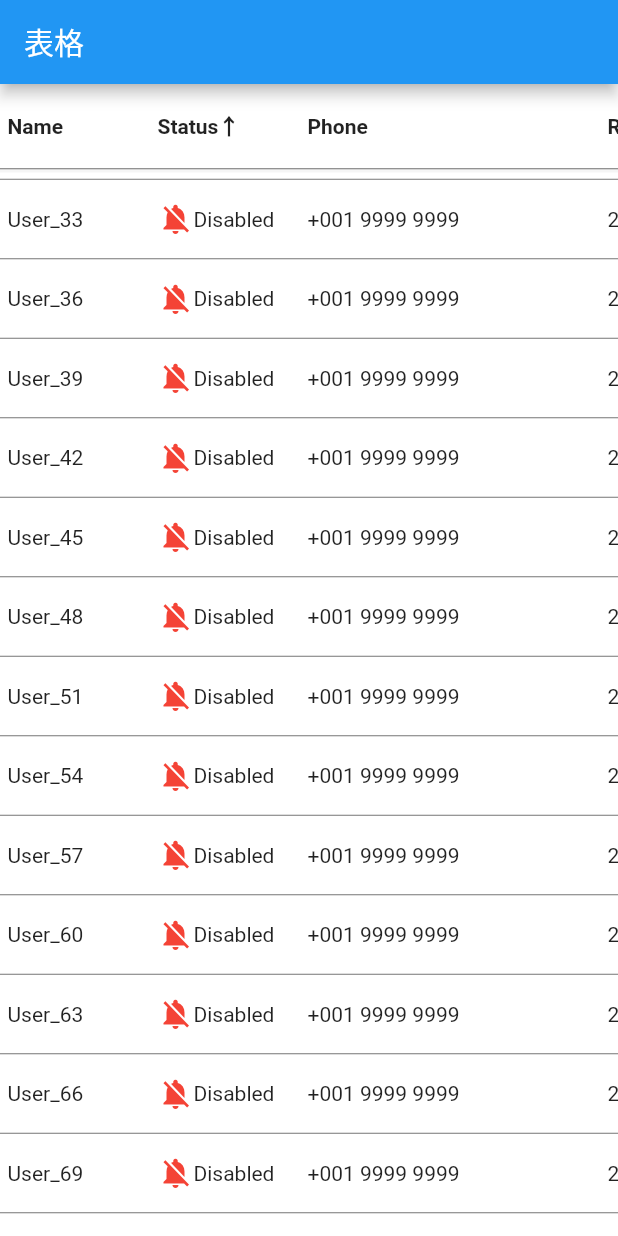
After one commit to flipperji/my_fl, a Flutter app: the screen it shows after launch, scrolled down 576 dp, after a tap on "Status", on a phone screen of 412 x 824 dp. The commit adds this screen. Run offline on Flutter 3.47's test engine with Material 2 defaults, Android fonts, the phone set to English and light mode, and no system bars; our stand-ins replace fl_chart, pull_to_refresh.

Commit message:
table test

```diff
--- a/lib/main.dart
+++ b/lib/main.dart
@@ -4,6 +4,7 @@ import 'data/data_page.dart';
 import 'nested/person_page.dart';
 import 'table/data_home_table.dart';
 import 'table/table_page.dart';
+import 'table/table_page1.dart';
 
 void main() => runApp(MyApp());
 
@@ -16,7 +17,7 @@ class MyApp extends StatelessWidget {
       theme: ThemeData(
         primarySwatch: Colors.blue,
       ),
-      home: TablePage(),
+      home: TablePage1(),
     );
   }
 }
--- /dev/null
+++ b/lib/table/data_home_table1.dart
@@ -0,0 +1,408 @@
+import 'package:flutter/material.dart';
+import 'package:provider/provider.dart';
+
+import 'scroll_shadow_model.dart';
+
+///
+/// For sorting issue, will based on the header fixed widget for flexible handling, suggest using [FlatButton] to control the data sorting
+///
+///
+class HorizontalDataTable1 extends StatefulWidget {
+  final double leftHandSideColumnWidth;
+  final double rightHandSideColumnWidth;
+
+  ///if headerWidgets==true,
+  ///HorizontalDataTable.headerWidgets[0] as the left hand side header
+  ///
+  /// if headerWidgets==false
+  /// header handling will handle by the itembuilder or the first child -> index == 0
+  ///
+  /// if no header needed, just ignore this, start data from index ==0
+  ///
+  final bool isFixedHeader;
+  final List<Widget> headerWidgets;
+
+  ///Direct create children
+  final List<Widget> leftSideChildren;
+  final List<Widget> rightSideChildren;
+
+  ///Suggest use builder for easier manage, like data update
+  final int itemCount;
+  final IndexedWidgetBuilder leftSideItemBuilder;
+  final IndexedWidgetBuilder rightSideItemBuilder;
+
+  ///Row Divider
+  ///This is apply to all remaining data row of the list view
+  final Widget rowSeparatorWidget;
+
+  ///Elevation for the shadow of header row and first column after scroll
+  ///If don't want to show the shadow, please set it to 0.0
+  final double elevation;
+  final Color elevationColor;
+
+  final Color leftHandSideColBackgroundColor;
+  final Color rightHandSideColBackgroundColor;
+
+  const HorizontalDataTable1({
+    @required this.leftHandSideColumnWidth,
+    @required this.rightHandSideColumnWidth,
+    this.isFixedHeader = false,
+    this.headerWidgets,
+    this.leftSideItemBuilder,
+    this.rightSideItemBuilder,
+    this.itemCount = 0,
+    this.leftSideChildren,
+    this.rightSideChildren,
+    this.rowSeparatorWidget = const Divider(
+      color: Colors.transparent,
+      height: 0.0,
+      thickness: 0.0,
+    ),
+    this.elevation = 3.0,
+    this.elevationColor = Colors.black54,
+    this.leftHandSideColBackgroundColor = Colors.white,
+    this.rightHandSideColBackgroundColor = Colors.white,
+  })
+      : assert(
+  (leftSideChildren == null && leftSideItemBuilder != null) ||
+      (leftSideChildren == null),
+  'Either using itemBuilder or children to assign left side widgets'),
+        assert(
+        (rightSideChildren == null && rightSideItemBuilder != null) ||
+            (rightSideChildren == null),
+        'Either using itemBuilder or children to assign right side widgets'),
+        assert((isFixedHeader && headerWidgets != null) || !isFixedHeader,
+        'If use fixed top row header, isFixedHeader==true, headerWidgets must not be null'),
+        assert(itemCount >= 0, 'itemCount must >= 0'),
+        assert(elevation >= 0.0, 'elevation must >= 0.0'),
+        assert(elevationColor != null, 'elevationColor must not be null');
+
+  @override
+  State<StatefulWidget> createState() {
+    return _HorizontalDataTable1State();
+  }
+}
+
+class _HorizontalDataTable1State extends State<HorizontalDataTable1> {
+  ScrollController _leftHandSideListViewScrollController = ScrollController();
+  ScrollController _rightHandSideListViewScrollController = ScrollController();
+  ScrollController _rightHorizontalScrollController = ScrollController();
+  _SyncScrollControllerManager _syncScroller = _SyncScrollControllerManager();
+  ScrollShadowModel _scrollShadowModel = ScrollShadowModel();
+
+  @override
+  void initState() {
+    super.initState();
+    _syncScroller
+        .registerScrollController(_leftHandSideListViewScrollController);
+    _syncScroller
+        .registerScrollController(_rightHandSideListViewScrollController);
+    _leftHandSideListViewScrollController.addListener(() {
+      _scrollShadowModel.verticalOffset =
+          _leftHandSideListViewScrollController.offset;
+      setState(() {});
+    });
+    _rightHorizontalScrollController.addListener(() {
+      _scrollShadowModel.horizontalOffset =
+          _rightHorizontalScrollController.offset;
+      setState(() {});
+    });
+  }
+
+  @override
+  void dispose() {
+    _syncScroller
+        .unregisterScrollController(_leftHandSideListViewScrollController);
+    _syncScroller
+        .unregisterScrollController(_rightHandSideListViewScrollController);
+    _leftHandSideListViewScrollController.dispose();
+    _rightHandSideListViewScrollController.dispose();
+    _rightHorizontalScrollController.dispose();
+    super.dispose();
+  }
+
+  @override
+  Widget build(BuildContext context) {
+    return ChangeNotifierProvider<ScrollShadowModel>(
+        create: (context) => _scrollShadowModel,
+        child: SafeArea(child: LayoutBuilder(
+          builder: (context, boxConstraint) {
+            return _getParallelListView(
+                boxConstraint.maxWidth, boxConstraint.maxHeight);
+          },
+        )));
+  }
+
+  Widget _getParallelListView(double width, double height) {
+    return Stack(
+      children: <Widget>[
+        Positioned(
+          top: 0,
+          left: widget.leftHandSideColumnWidth,
+          height: height,
+          width: width - widget.leftHandSideColumnWidth,
+          child: SingleChildScrollView(
+            controller: _rightHorizontalScrollController,
+            child: Container(
+              color: widget.rightHandSideColBackgroundColor,
+              child: _getRightSideHeaderScrollColumn(),
+              width: widget.rightHandSideColumnWidth,
+            ),
+            scrollDirection: Axis.horizontal,
+          ),
+        ),
+        Positioned(
+          top: 0,
+          left: 0,
+          height: height,
+          width: widget.leftHandSideColumnWidth,
+          child: Selector<ScrollShadowModel, double>(
+            selector: (context, scrollShadowModel) {
+              return scrollShadowModel?.horizontalOffset ?? 0;
+            },
+            child: Container(
+              width: widget.leftHandSideColumnWidth,
+              child: _getLeftSideFixedHeaderScrollColumn(),
+            ),
+            builder: (context, horizontalOffset, child) {
+              return Stack(
+                children: <Widget>[
+                  Positioned.fill(
+                    child: Container(
+                      //force table background to be transaparent to adopt the color behide this table
+//                      color: widget.leftHandSideColBackgroundColor,
+//                      child: child,
+//                      elevation: _getElevation(horizontalOffset),
+                        decoration: BoxDecoration(
+                          color: widget.rightHandSideColBackgroundColor,
+                          boxShadow: [
+                            BoxShadow(
+                              color: widget.elevationColor.withAlpha((10 *
+                                  (_getElevation(horizontalOffset) /
+                                      widget.elevation))
+                                  .toInt()),
+                              blurRadius: 0.0,
+                              // has the effect of softening the shadow
+                              spreadRadius: 0.0,
+                              // has the effect of extending the shadow
+                              offset: Offset(
+                                _getElevation(horizontalOffset),
+                                // horizontal, move right 10
+                                0.0, // vertical, move down 10
+                              ),
+                            )
+                          ],
+                        )),
+                  ),
+                  child
+                ],
+              );
+            },
+          ),
+        ),
+      ],
+    );
+  }
+
+  Widget _getLeftSideFixedHeaderScrollColumn() {
+    if (widget.isFixedHeader) {
+      return Column(
+        children: <Widget>[
+          Selector<ScrollShadowModel, double>(
+            selector: (context, scrollShadowModel) {
+              return scrollShadowModel?.verticalOffset ?? 0;
+            },
+            child: widget.headerWidgets[0],
+            builder: (context, verticalOffset, child) {
+              return Stack(
+                children: <Widget>[
+                  Positioned.fill(
+                    child: Container(
+                      decoration: BoxDecoration(
+                        color: widget.leftHandSideColBackgroundColor,
+                        boxShadow: [
+                          BoxShadow(
+                            color: widget.elevationColor.withAlpha((10 *
+                                (_getElevation(verticalOffset) /
+                                    widget.elevation))
+                                .toInt()),
+                            blurRadius: 0.0,
+                            // has the effect of softening the shadow
+                            spreadRadius: 0.0,
+                            // has the effect of extending the shadow
+                            offset: Offset(
+                              0.0, // horizontal, move right 10
+                              _getElevation(
+                                  verticalOffset), // vertical, move down 10
+                            ),
+                          )
+                        ],
+                      ),
+//                    child: child,
+//                elevation: _getElevation(verticalOffset),
+                    ),
+                  ),
+                  child
+                ],
+              );
+            },
+          ),
+          widget.rowSeparatorWidget,
+          Expanded(
+              child: _getScrollColumn(_getLeftHandSideListView(),
+                  this._leftHandSideListViewScrollController)),
+        ],
+      );
+    } else {
+      return _getScrollColumn(_getLeftHandSideListView(),
+          this._leftHandSideListViewScrollController);
+    }
+  }
+
+  Widget _getRightSideHeaderScrollColumn() {
+    if (widget.isFixedHeader) {
+      List<Widget> widgetList = List<Widget>();
+      //headers
+      widgetList.add(Selector<ScrollShadowModel, double>(
+          selector: (context, scrollShadowModel) {
+            return scrollShadowModel?.verticalOffset ?? 0;
+          },
+          builder: (context, verticalOffset, child) {
+            return Container(
+              decoration: BoxDecoration(
+                color: widget.rightHandSideColBackgroundColor,
+                boxShadow: [
+                  BoxShadow(
+                    color: widget.elevationColor.withAlpha((10 *
+                        (_getElevation(verticalOffset) / widget.elevation))
+                        .toInt()),
+                    blurRadius: 0.0,
+                    // has the effect of softening the shadow
+                    spreadRadius: 0.0,
+                    // has the effect of extending the shadow
+                    offset: Offset(
+                      0.0, // horizontal, move right 10
+                      _getElevation(verticalOffset), // vertical, move down 10
+                    ),
+                  )
+                ],
+              ),
+              child: child,
+//                elevation: _getElevation(verticalOffset)
+            );
+          },
+          child: Row(children: widget.headerWidgets.sublist(1))));
+      widgetList.add(
+        widget.rowSeparatorWidget,
+      );
+      //ListView
+      widgetList.add(Expanded(
+        child: _getScrollColumn(_getRightHandSideListView(),
+            this._rightHandSideListViewScrollController),
+      ));
+      return Column(
+        children: widgetList,
+      );
+    } else {
+      return _getScrollColumn(_getRightHandSideListView(),
+          this._rightHandSideListViewScrollController);
+    }
+  }
+
+  Widget _getScrollColumn(Widget child, ScrollController scrollController) {
+    return NotificationListener<ScrollNotification>(
+      child: child,
+      onNotification: (ScrollNotification scrollInfo) {
+        _syncScroller.processNotification(scrollInfo, scrollController);
+        return false;
+      },
+    );
+  }
+
+  Widget _getRightHandSideListView() {
+    return _getListView(
+        _rightHandSideListViewScrollController,
+        widget.rightSideItemBuilder,
+        widget.itemCount,
+        widget.rightSideChildren);
+  }
+
+  Widget _getLeftHandSideListView() {
+    return _getListView(_leftHandSideListViewScrollController,
+        widget.leftSideItemBuilder, widget.itemCount, widget.leftSideChildren);
+  }
+
+  Widget _getListView(ScrollController scrollController,
+      IndexedWidgetBuilder indexedWidgetBuilder, int itemCount,
+      [List<Widget> children]) {
+    if (indexedWidgetBuilder != null) {
+      return ListView.separated(
+        controller: scrollController,
+        itemBuilder: indexedWidgetBuilder,
+        itemCount: itemCount,
+        separatorBuilder: (context, index) {
+          return widget.rowSeparatorWidget;
+        },
+      );
+    } else {
+      return ListView(
+        controller: scrollController,
+        children: children,
+      );
+    }
+  }
+
+  double _getElevation(double offset) {
+    if (offset != null) {
+      double elevation = offset > widget.elevation ? widget.elevation : offset;
+      if (elevation >= 0) {
+        return elevation;
+      }
+    }
+    return 0.0;
+  }
+}
+
+class _SyncScrollControllerManager {
+  List<ScrollController> _registeredScrollControllers =
+  new List<ScrollController>();
+
+  ScrollController _scrollingController;
+  bool _scrollingActive = false;
+
+  void registerScrollController(ScrollController controller) {
+    _registeredScrollControllers.add(controller);
+  }
+
+  void unregisterScrollController(ScrollController controller) {
+    _registeredScrollControllers.remove(controller);
+  }
+
+  void processNotification(
+      ScrollNotification notification, ScrollController sender) {
+    if (notification is ScrollStartNotification && !_scrollingActive) {
+      _scrollingController = sender;
+      _scrollingActive = true;
+      return;
+    }
+
+    if (identical(sender, _scrollingController) && _scrollingActive) {
+      if (notification is ScrollEndNotification) {
+        _scrollingController = null;
+        _scrollingActive = false;
+        return;
+      }
+
+      if (notification is ScrollUpdateNotification) {
+        _registeredScrollControllers.forEach((controller) {
+          if (!identical(_scrollingController, controller)) {
+            if (controller.hasClients) {
+              controller.jumpTo(_scrollingController.offset);
+            } else {}
+          }
+        });
+        return;
+      }
+    }
+  }
+}
--- /dev/null
+++ b/lib/table/table_page1.dart
@@ -0,0 +1,215 @@
+import 'package:flutter/material.dart';
+import 'package:my_fl/table/data_home_table1.dart';
+
+import 'data_home_table.dart';
+class TablePage1 extends StatefulWidget {
+  TablePage1({Key key, this.title}) : super(key: key);
+  final String title;
+
+  @override
+  _TablePage1State createState() => _TablePage1State();
+}
+
+class _TablePage1State extends State<TablePage1> {
+  static const int sortName = 0;
+  static const int sortStatus = 1;
+  bool isAscending = true;
+  int sortType = sortName;
+
+  @override
+  void initState() {
+    user.initData(100);
+    super.initState();
+  }
+
+  @override
+  Widget build(BuildContext context) {
+    return Scaffold(
+      appBar: AppBar(
+        title: Text('表格'),
+      ),
+      body: _getBodyWidget(),
+    );
+  }
+
+  Widget _getBodyWidget() {
+    return Container(
+      child: HorizontalDataTable1(
+        leftHandSideColumnWidth: 100,
+        rightHandSideColumnWidth: 600,
+        isFixedHeader: true,
+        headerWidgets: _getTitleWidget(),
+        leftSideItemBuilder: _generateFirstColumnRow,
+        rightSideItemBuilder: _generateRightHandSideColumnRow,
+        itemCount: user.userInfo.length,
+        rowSeparatorWidget: const Divider(
+          color: Colors.black54,
+          height: 1.0,
+          thickness: 0.0,
+        ),
+        leftHandSideColBackgroundColor: Color(0xFFFFFFFF),
+        rightHandSideColBackgroundColor: Color(0xFFFFFFFF),
+      ),
+      height: MediaQuery
+          .of(context)
+          .size
+          .height,
+    );
+  }
+
+  List<Widget> _getTitleWidget() {
+    return [
+      FlatButton(
+        padding: EdgeInsets.all(0),
+        child: _getTitleItemWidget(
+            'Name' + (sortType == sortName ? (isAscending ? '↓' : '↑') : ''),
+            100),
+        onPressed: () {
+          sortType = sortName;
+          isAscending = !isAscending;
+          user.sortName(isAscending);
+          setState(() {
+
+          });
+        },
+      ),
+      FlatButton(
+        padding: EdgeInsets.all(0),
+        child: _getTitleItemWidget('Status' +
+            (sortType == sortStatus ? (isAscending ? '↓' : '↑') : ''), 100),
+        onPressed: () {
+          sortType = sortStatus;
+          isAscending = !isAscending;
+          user.sortStatus(isAscending);
+          setState(() {
+
+          });
+        },
+      ),
+      _getTitleItemWidget('Phone', 200),
+      _getTitleItemWidget('Register', 100),
+      _getTitleItemWidget('Termination', 200),
+    ];
+  }
+
+  Widget _getTitleItemWidget(String label, double width) {
+    return Container(
+      child: Text(label, style: TextStyle(fontWeight: FontWeight.bold)),
+      width: width,
+      height: 56,
+      padding: EdgeInsets.fromLTRB(5, 0, 0, 0),
+      alignment: Alignment.centerLeft,
+    );
+  }
+
+  Widget _generateFirstColumnRow(BuildContext context, int index) {
+    return Container(
+      child: Text(user.userInfo[index].name),
+      width: 100,
+      height: 52,
+      padding: EdgeInsets.fromLTRB(5, 0, 0, 0),
+      alignment: Alignment.centerLeft,
+    );
+  }
+
+  Widget _generateRightHandSideColumnRow(BuildContext context, int index) {
+    return Row(
+      children: <Widget>[
+        Container(
+          child: Row(
+            children: <Widget>[
+              Icon(
+                  user.userInfo[index].status
+                      ? Icons.notifications_off
+                      : Icons.notifications_active,
+                  color: user.userInfo[index].status ? Colors.red : Colors
+                      .green),
+              Text(user.userInfo[index].status ? 'Disabled' : 'Active')
+            ],
+          ),
+          width: 100,
+          height: 52,
+          padding: EdgeInsets.fromLTRB(5, 0, 0, 0),
+          alignment: Alignment.centerLeft,
+        ),
+        Container(
+          child: Text(user.userInfo[index].phone),
+          width: 200,
+          height: 52,
+          padding: EdgeInsets.fromLTRB(5, 0, 0, 0),
+          alignment: Alignment.centerLeft,
+        ),
+        Container(
+          child: Text(user.userInfo[index].registerDate),
+          width: 100,
+          height: 52,
+          padding: EdgeInsets.fromLTRB(5, 0, 0, 0),
+          alignment: Alignment.centerLeft,
+        ),
+        Container(
+          child: Text(user.userInfo[index].terminationDate),
+          width: 200,
+          height: 52,
+          padding: EdgeInsets.fromLTRB(5, 0, 0, 0),
+          alignment: Alignment.centerLeft,
+        ),
+      ],
+    );
+  }
+}
+
+User user = User();
+
+class User {
+  List<UserInfo> _userInfo = List<UserInfo>();
+
+  void initData(int size) {
+    for (int i = 0; i < size; i++) {
+      _userInfo.add(UserInfo(
+          "User_$i", i % 3 == 0, '+001 9999 9999', '2019-01-01', 'N/A'));
+    }
+  }
+
+  List<UserInfo> get userInfo => _userInfo;
+
+  set userInfo(List<UserInfo> value) {
+    _userInfo = value;
+  }
+
+  ///
+  /// Single sort, sort Name's id
+  void sortName(bool isAscending) {
+    _userInfo.sort((a, b) {
+      int aId = int.tryParse(a.name.replaceFirst('User_', ''));
+      int bId = int.tryParse(b.name.replaceFirst('User_', ''));
+      return (aId - bId) * (isAscending ? 1 : -1);
+    });
+  }
+
+  ///
+  /// sort with Status and Name as the 2nd Sort
+  void sortStatus(bool isAscending) {
+    _userInfo.sort((a, b) {
+      if (a.status == b.status) {
+        int aId = int.tryParse(a.name.replaceFirst('User_', ''));
+        int bId = int.tryParse(b.name.replaceFirst('User_', ''));
+        return (aId - bId);
+      } else if (a.status) {
+        return isAscending ? 1 : -1;
+      } else {
+        return isAscending ? -1 : 1;
+      }
+    });
+  }
+}
+
+class UserInfo {
+  String name;
+  bool status;
+  String phone;
+  String registerDate;
+  String terminationDate;
+
+  UserInfo(this.name, this.status, this.phone, this.registerDate,
+      this.terminationDate);
+}
```
